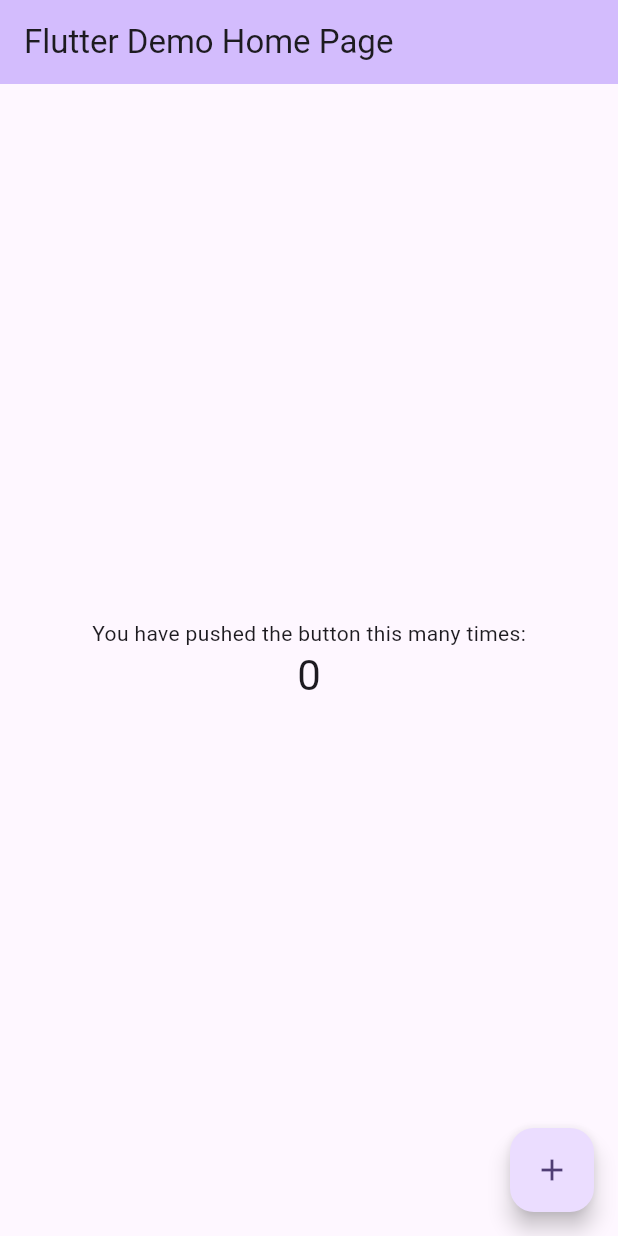
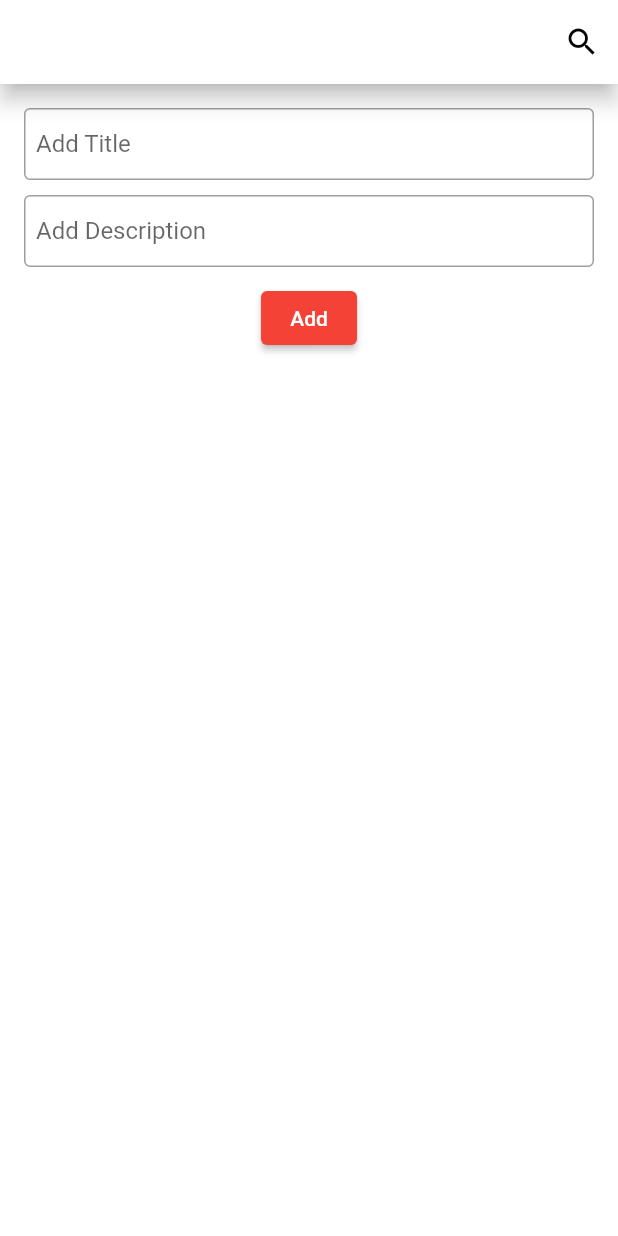
Before and after one commit to csearafat01/module_10_assignment, a Flutter app: the screen it shows after launch, on a phone screen of 412 x 824 dp. Run offline on Flutter 3.47's test engine with Material 2 defaults, Android fonts, the phone set to English and light mode, and no system bars.

Commit message:
module_10_assignment

```diff
--- a/lib/main.dart
+++ b/lib/main.dart
@@ -1,4 +1,5 @@
 import 'package:flutter/material.dart';
+import 'package:module_10_assignment/todo_page.dart';
 
 void main() {
   runApp(const MyApp());
@@ -7,119 +8,13 @@ void main() {
 class MyApp extends StatelessWidget {
   const MyApp({super.key});
 
-  // This widget is the root of your application.
   @override
   Widget build(BuildContext context) {
     return MaterialApp(
-      title: 'Flutter Demo',
-      theme: ThemeData(
-        // This is the theme of your application.
-        //
-        // TRY THIS: Try running your application with "flutter run". You'll see
-        // the application has a blue toolbar. Then, without quitting the app,
-        // try changing the seedColor in the colorScheme below to Colors.green
-        // and then invoke "hot reload" (save your changes or press the "hot
-        // reload" button in a Flutter-supported IDE, or press "r" if you used
-        // the command line to start the app).
-        //
-        // Notice that the counter didn't reset back to zero; the application
-        // state is not lost during the reload. To reset the state, use hot
-        // restart instead.
-        //
-        // This works for code too, not just values: Most code changes can be
-        // tested with just a hot reload.
-        colorScheme: ColorScheme.fromSeed(seedColor: Colors.deepPurple),
-        useMaterial3: true,
-      ),
-      home: const MyHomePage(title: 'Flutter Demo Home Page'),
+      home: const ToDoPage(),
+      title: 'TO-Do',
+      theme: ThemeData(primarySwatch: Colors.red),
+      debugShowCheckedModeBanner: false,
     );
   }
 }
-
-class MyHomePage extends StatefulWidget {
-  const MyHomePage({super.key, required this.title});
-
-  // This widget is the home page of your application. It is stateful, meaning
-  // that it has a State object (defined below) that contains fields that affect
-  // how it looks.
-
-  // This class is the configuration for the state. It holds the values (in this
-  // case the title) provided by the parent (in this case the App widget) and
-  // used by the build method of the State. Fields in a Widget subclass are
-  // always marked "final".
-
-  final String title;
-
-  @override
-  State<MyHomePage> createState() => _MyHomePageState();
-}
-
-class _MyHomePageState extends State<MyHomePage> {
-  int _counter = 0;
-
-  void _incrementCounter() {
-    setState(() {
-      // This call to setState tells the Flutter framework that something has
-      // changed in this State, which causes it to rerun the build method below
-      // so that the display can reflect the updated values. If we changed
-      // _counter without calling setState(), then the build method would not be
-      // called again, and so nothing would appear to happen.
-      _counter++;
-    });
-  }
-
-  @override
-  Widget build(BuildContext context) {
-    // This method is rerun every time setState is called, for instance as done
-    // by the _incrementCounter method above.
-    //
-    // The Flutter framework has been optimized to make rerunning build methods
-    // fast, so that you can just rebuild anything that needs updating rather
-    // than having to individually change instances of widgets.
-    return Scaffold(
-      appBar: AppBar(
-        // TRY THIS: Try changing the color here to a specific color (to
-        // Colors.amber, perhaps?) and trigger a hot reload to see the AppBar
-        // change color while the other colors stay the same.
-        backgroundColor: Theme.of(context).colorScheme.inversePrimary,
-        // Here we take the value from the MyHomePage object that was created by
-        // the App.build method, and use it to set our appbar title.
-        title: Text(widget.title),
-      ),
-      body: Center(
-        // Center is a layout widget. It takes a single child and positions it
-        // in the middle of the parent.
-        child: Column(
-          // Column is also a layout widget. It takes a list of children and
-          // arranges them vertically. By default, it sizes itself to fit its
-          // children horizontally, and tries to be as tall as its parent.
-          //
-          // Column has various properties to control how it sizes itself and
-          // how it positions its children. Here we use mainAxisAlignment to
-          // center the children vertically; the main axis here is the vertical
-          // axis because Columns are vertical (the cross axis would be
-          // horizontal).
-          //
-          // TRY THIS: Invoke "debug painting" (choose the "Toggle Debug Paint"
-          // action in the IDE, or press "p" in the console), to see the
-          // wireframe for each widget.
-          mainAxisAlignment: MainAxisAlignment.center,
-          children: <Widget>[
-            const Text(
-              'You have pushed the button this many times:',
-            ),
-            Text(
-              '$_counter',
-              style: Theme.of(context).textTheme.headlineMedium,
-            ),
-          ],
-        ),
-      ),
-      floatingActionButton: FloatingActionButton(
-        onPressed: _incrementCounter,
-        tooltip: 'Increment',
-        child: const Icon(Icons.add),
-      ), // This trailing comma makes auto-formatting nicer for build methods.
-    );
-  }
-}
--- /dev/null
+++ b/lib/style.dart
@@ -0,0 +1,9 @@
+import 'package:flutter/material.dart';
+
+InputDecoration AppInputDecoration(label) {
+  return InputDecoration(
+      contentPadding: EdgeInsets.all(8),
+      border: const OutlineInputBorder(
+      ),
+      labelText: label);
+}
--- /dev/null
+++ b/lib/todo.dart
@@ -0,0 +1,6 @@
+class ListItem {
+  final String title;
+  final String subtitle;
+
+  ListItem(this.title, this.subtitle);
+}
--- /dev/null
+++ b/lib/todo_page.dart
@@ -0,0 +1,170 @@
+import 'package:flutter/material.dart';
+import 'package:module_10_assignment/style.dart';
+import 'package:module_10_assignment/todo.dart';
+
+class ToDoPage extends StatefulWidget {
+  const ToDoPage({super.key});
+
+  @override
+  State<StatefulWidget> createState() {
+    return ToDoPageView();
+  }
+}
+
+class ToDoPageView extends State<ToDoPage> {
+  final List<ListItem> _items = [];
+  final TextEditingController titleController = TextEditingController();
+  final TextEditingController subtitleController = TextEditingController();
+
+  void addItem(String title, String subtitle) {
+    setState(() {
+      _items.add(ListItem(title, subtitle));
+      titleController.clear();
+      subtitleController.clear();
+    });
+  }
+
+  void editItem(int index, String title, String subtitle) {
+    setState(() {
+      _items[index] = ListItem(title, subtitle);
+    });
+  }
+
+  void deleteItem(int index) {
+    setState(() {
+      _items.removeAt(index);
+    });
+  }
+
+  void _showEditBottomSheet(BuildContext context, ListItem item, int index) {
+    final TextEditingController titleController = TextEditingController(text: item.title);
+    final TextEditingController subtitleController = TextEditingController(text: item.subtitle);
+
+    showModalBottomSheet(
+      context: context,
+      builder: (context) {
+        return Container(
+          padding: const EdgeInsets.all(16),
+          child: Column(
+            children: [
+              TextFormField(
+                controller: titleController,
+                decoration: AppInputDecoration('Add Title')
+              ),
+              const SizedBox(height: 10,),
+              TextFormField(
+                controller: subtitleController,
+                decoration:  AppInputDecoration('Add Description'),
+              ),
+              const SizedBox(height: 10,),
+
+              ElevatedButton(
+                onPressed: () {
+                  editItem(index, titleController.text, subtitleController.text);
+                  Navigator.of(context).pop();
+                },
+                child: const Text('Edit Done'),
+              ),
+            ],
+          ),
+        );
+      },
+    );
+  }
+
+
+
+  @override
+  Widget build(BuildContext context) {
+    return Scaffold(
+        appBar: AppBar(
+          backgroundColor: Colors.white,
+          elevation: 6,
+          actions: [
+            IconButton(
+              onPressed: () {},
+              icon: const Icon(
+                Icons.search,
+                color: Colors.black,
+              ),
+            ),
+          ],
+        ),
+        backgroundColor: Colors.white10,
+      body: Column(
+        children: [
+          Padding(
+            padding: const EdgeInsets.all(16.0),
+            child: Column(
+              children: [
+                TextFormField(
+                  controller: titleController,
+                  decoration: AppInputDecoration('Add Title')
+                ),
+                const SizedBox(height: 10,),
+                TextFormField(
+                  controller: subtitleController,
+                  decoration: AppInputDecoration('Add Description')
+                ),
+                const SizedBox(height: 10,),
+                ElevatedButton(
+                  onPressed: () {
+                    final title = titleController.text;
+                    final subtitle = subtitleController.text;
+                    if (title.isNotEmpty && subtitle.isNotEmpty) {
+                      addItem(title, subtitle);
+                    }
+                  },
+                  child: const Text('Add'),
+                ),
+              ],
+            ),
+          ),
+          Expanded(
+            child: ListView.builder(
+              itemCount: _items.length,
+              itemBuilder: (context, index) {
+                final item = _items[index];
+                return ListTile(
+                  leading: CircleAvatar(
+                    child: Text('${index + 1}'),
+                  ),
+                  title: Text(item.title),
+                  subtitle: Text(item.subtitle),
+                  trailing: const Icon(Icons.arrow_forward),
+                  onLongPress: () {
+                    showDialog(
+                      context: context,
+                      builder: (context) {
+                        return AlertDialog(
+                          title: const Text('Alert'),
+                          actions: [
+                            TextButton(
+                              onPressed: () {
+                                Navigator.of(context).pop();
+                                _showEditBottomSheet(context, item, index);
+                              },
+                              child: const Text('Edit'),
+                            ),
+                            TextButton(
+                              onPressed: () {
+                                Navigator.of(context).pop();
+                                deleteItem(index);
+                              },
+                              child: const Text('Delete'),
+                            ),
+                          ],
+                        );
+                      },
+                    );
+                  },
+                );
+              },
+            ),
+          ),
+        ],
+      ),
+
+    );
+  }
+}
--- a/pubspec.yaml
+++ b/pubspec.yaml
@@ -35,6 +35,7 @@ dependencies:
   # The following adds the Cupertino Icons font to your application.
   # Use with the CupertinoIcons class for iOS style icons.
   cupertino_icons: ^1.0.2
+  intl: ^0.18.1
 
 dev_dependencies:
   flutter_test:
```
Also changed, not shown: pubspec.lock, 1 other file.
